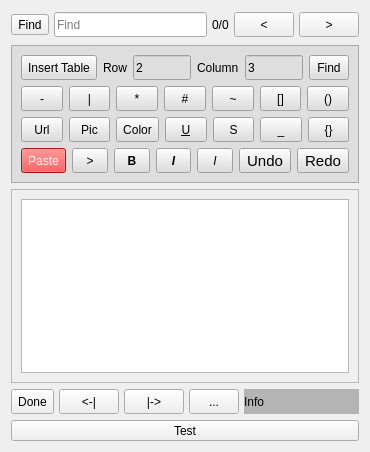
ic005k/Knot-Legacy, file src/Notes.ui: the form before one commit.
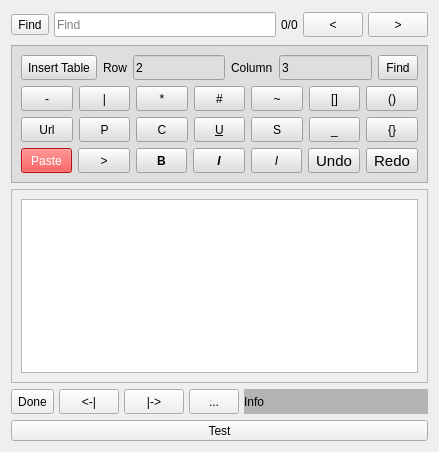
The form after the commit. Icons and pictures are not drawn.

Commit message: Find Notes

What changed in the file:
```diff
--- a/src/Notes.ui
+++ b/src/Notes.ui
@@ -6,7 +6,7 @@
    <rect>
     <x>0</x>
     <y>0</y>
-    <width>370</width>
+    <width>439</width>
     <height>452</height>
    </rect>
   </property>
@@ -553,7 +553,7 @@
            </size>
           </property>
           <property name="text">
-           <string>Pic</string>
+           <string>P</string>
           </property>
           <property name="iconSize">
            <size>
@@ -587,7 +587,7 @@
            </size>
           </property>
           <property name="text">
-           <string>Color</string>
+           <string>C</string>
           </property>
           <property name="iconSize">
            <size>
```
The commit also changes 6 other files.
